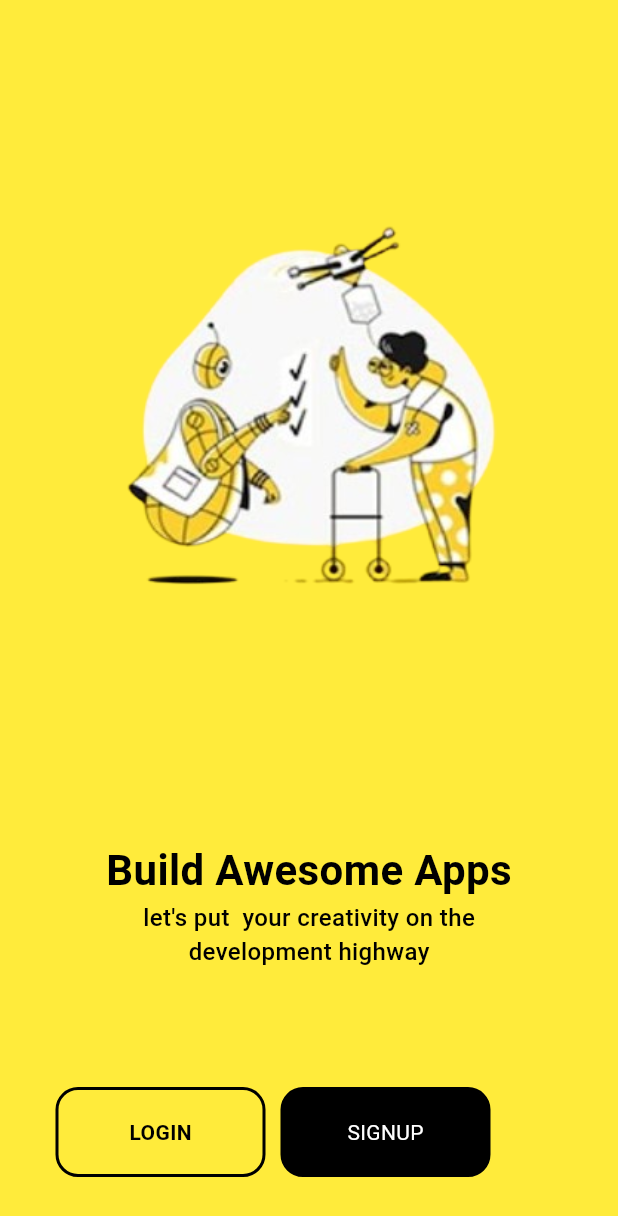
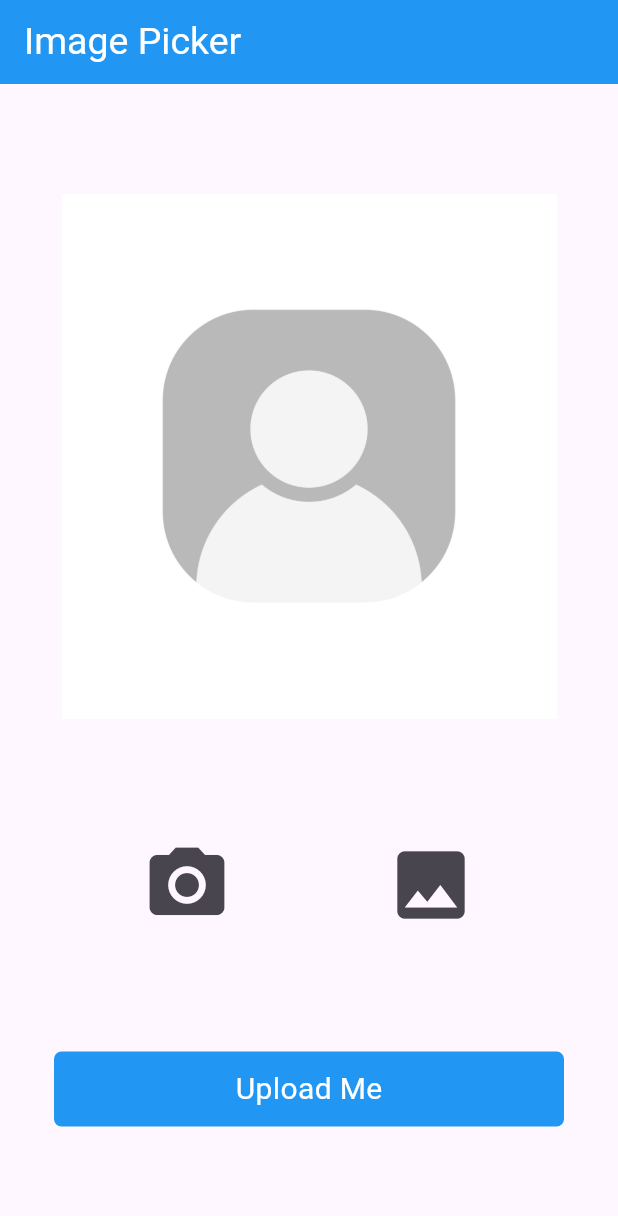
Before and after one commit to Dipeshmaurya1/resume_app_daily_task, a Flutter app: the screen it shows after launch, on a phone screen of 412 x 824 dp. Shown: the top 1216 px of the screen. Run offline on Flutter 3.47's test engine with Material 3 defaults, Android fonts, the phone set to English and light mode, and no system bars; our stand-ins replace image_picker.

Commit message:
ImagePicker

```diff
--- /dev/null
+++ b/lib/Component/Home/ImagePicker/Image_Picker.dart
@@ -0,0 +1,168 @@
+import 'package:flutter/material.dart';
+import 'package:flutter/services.dart';
+import 'package:image_picker/image_picker.dart';
+import 'dart:io';
+class ImageUpload extends StatefulWidget {
+  const ImageUpload({super.key});
+
+  @override
+  State<ImageUpload> createState() => _ImageUploadState();
+}
+ImagePicker imagePicker = ImagePicker();
+File? fileImage;
+class _ImageUploadState extends State<ImageUpload> {
+  @override
+  Widget build(BuildContext context) {
+    return SafeArea(
+      child: Scaffold(
+        appBar: AppBar(
+          systemOverlayStyle: SystemUiOverlayStyle(
+              statusBarColor: Color(0xff2196F3)
+          ),
+          backgroundColor: Color(0xff2196F3),
+          title: Text('Image Picker',style: TextStyle(color: Colors.white,fontSize:25),),
+        ),
+        body: Column(
+          mainAxisAlignment: MainAxisAlignment.spaceEvenly,
+          children: [
+            Center(
+              child: Container(
+                height: 350,
+                width: 330,
+                decoration: BoxDecoration(
+                    image: (fileImage != null)
+                        ? DecorationImage(image:FileImage(fileImage!),fit: BoxFit.cover)
+                        : DecorationImage(image: AssetImage('Assets/Image/ImagePicker.jpg'),fit: BoxFit.cover),
+                ),
+              ),
+            ),
+            Row(
+              mainAxisAlignment: MainAxisAlignment.spaceEvenly,
+              children: [
+                IconButton(onPressed: ()async{
+                  XFile? xFileimage = await imagePicker.pickImage(source: ImageSource.camera);
+                  setState(() {
+                    fileImage = File(xFileimage!.path);
+                  });
+                }, icon: Icon(Icons.camera_alt,size: 60,)),
+                IconButton(onPressed: ()async{
+                  XFile? xFileimage = await imagePicker.pickImage(source: ImageSource.gallery);
+                  setState(() {
+                    fileImage = File(xFileimage!.path);
+                  });
+                }, icon: Icon(Icons.photo,size: 60,))
+              ],
+            ),
+            Container(
+              height: 50,
+              width: 340,
+              decoration: BoxDecoration(
+                  color: Color(0xff2196F3),
+                  borderRadius: BorderRadius.circular(5)
+              ),
+              child: Center(child: Text('Upload Me',style: TextStyle(fontSize: 20,color: Colors.white),)),
+            ),
+          ],
+        ),
+      ),
+    );
+  }
+}
+
+
+
+
+
+
+// import 'package:flutter/material.dart';
+// import 'package:image_picker/image_picker.dart';
+// import 'dart:io';
+//
+// class UploadImagePicker extends StatefulWidget {
+//   const UploadImagePicker({super.key});
+//
+//   @override
+//   State<UploadImagePicker> createState() => _UploadImagePickerState();
+// }
+//
+// ImagePicker imagePicker = ImagePicker();
+//
+// File? fileimage;
+//
+// class _UploadImagePickerState extends State<UploadImagePicker> {
+//   @override
+//   Widget build(BuildContext context) {
+//     return Scaffold(
+//       appBar: AppBar(
+//         backgroundColor: Colors.blue,
+//         centerTitle: true,
+//         title: Text(
+//           'Image Picker',
+//           style: TextStyle(color: Colors.white),
+//         ),
+//       ),
+//       body: Column(
+//         mainAxisAlignment: MainAxisAlignment.spaceEvenly,
+//         children: [
+//           Center(
+//             child: Container(
+//               height: 350,
+//               width: 350,
+//               decoration: BoxDecoration(
+//                 image: (fileimage != null)
+//                     ? DecorationImage(image: FileImage(fileimage!),fit: BoxFit.cover)
+//                     : null,
+//                 color: Colors.blue,
+//
+//               ),
+//             ),
+//           ),
+//           Row(
+//             mainAxisAlignment: MainAxisAlignment.spaceAround,
+//             children: [
+//               IconButton(
+//                   onPressed: () async {
+//                     XFile? xFileimage =
+//                     await imagePicker.pickImage(source: ImageSource.camera);
+//                     setState(() {
+//                       fileimage = File(xFileimage!.path);
+//                     });
+//                   },
+//                   icon: Icon(
+//                     Icons.camera_alt,
+//                     color: Colors.black,
+//                     size: 70,
+//                   )),
+//               IconButton(
+//                   onPressed: () async {
+//                     XFile? xFileimage = await imagePicker.pickImage(
+//                         source: ImageSource.gallery);
+//                     setState(() {
+//                       fileimage = File(xFileimage!.path);
+//                     });
+//                   },
+//                   icon: Icon(
+//                     Icons.image,
+//                     color: Colors.black,
+//                     size: 70,
+//                   ))
+//             ],
+//           ),
+//           Container(
+//             height: 60,
+//             width: 380,
+//             decoration: BoxDecoration(
+//               color: Colors.blue,
+//             ),
+//             child: Center(
+//               child: Text(
+//                 'Upload Me',
+//                 style: TextStyle(color: Colors.white, fontSize: 25),
+//               ),
+//             ),
+//           )
+//         ],
+//       ),
+//     );
+//   }
+// }
--- a/lib/Utils/Global.dart
+++ b/lib/Utils/Global.dart
@@ -3,6 +3,8 @@
 import 'package:flutter/material.dart';
 // import 'package:resume_app_daily_task/Component/Home/StatusBar.dart';
 
+import '../Component/Home/Google/GmailScreen.dart';
+import '../Component/Home/ImagePicker/Image_Picker.dart';
 import '../Component/Home/LoginPages/Entry_Page.dart';
 import '../Component/Home/Gmail_Drawer/GmailDrawer.dart';
 import '../Component/Home/LoginPages/Login_Page.dart';
@@ -14,7 +16,8 @@ class AppRoutes
   {
     // '/':(context)=>StatusBar(),
     // '/':(context)=>GmailDrawer(),
-    '/':(context)=>EntryPage(),
-    '/login':(context)=>LoginPage(),
+    // '/':(context)=>EntryPage(),
+    // '/login':(context)=>LoginPage(),
+    '/':(context)=>ImageUpload(),
   };
 }
--- a/lib/main.dart
+++ b/lib/main.dart
@@ -10,12 +10,6 @@ class MyApp extends StatelessWidget {
 
   @override
   Widget build(BuildContext context) {
-    SystemChrome.setSystemUIOverlayStyle(
-      SystemUiOverlayStyle(
-        statusBarColor: Color(0xff202125),
-
-      )
-    );
     SystemChrome.setPreferredOrientations([
       DeviceOrientation.landscapeLeft,
       DeviceOrientation.landscapeRight,
--- a/pubspec.yaml
+++ b/pubspec.yaml
@@ -46,6 +46,7 @@ dev_dependencies:
   # package. See that file for information about deactivating specific lint
   # rules and activating additional ones.
   flutter_lints: ^3.0.0
+  image_picker: ^1.1.1
 
 # For information on the generic Dart part of this file, see the
 # following page: https://dart.dev/tools/pub/pubspec
```
Also changed, not shown: lib/Component/Home/Google/GmailScreen.dart (added, +55 -0 lines), lib/Component/Home/LoginPages/Login_Page.dart (+89 -40 lines), Assets/Image/Google.png (added), Assets/Image/Google_Icon.png (added), Assets/Image/ImagePicker.jpg (added), Assets/Image/download.png (added), pubspec.lock, 5 other files.
